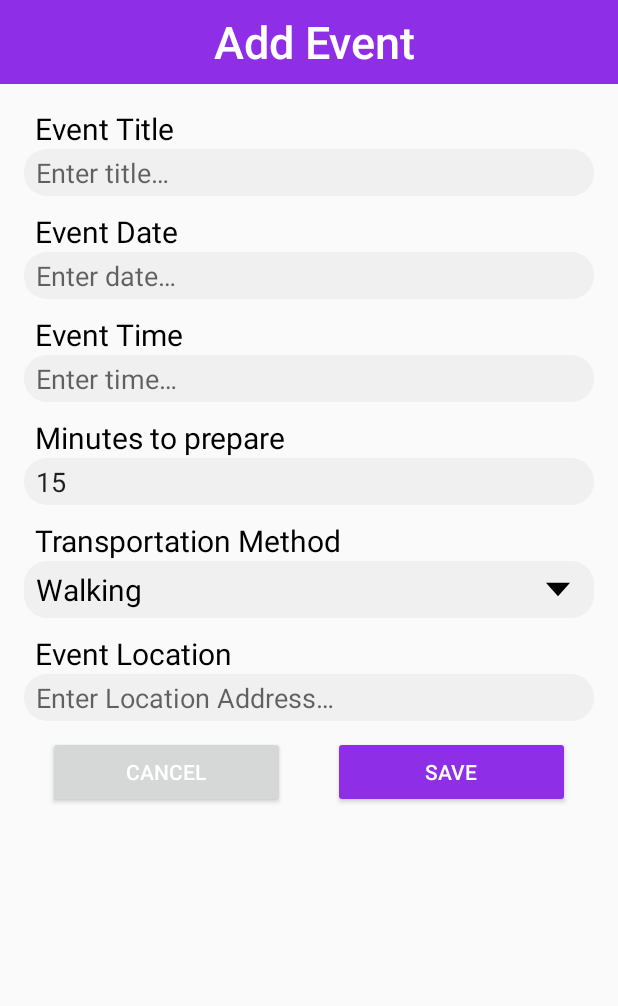
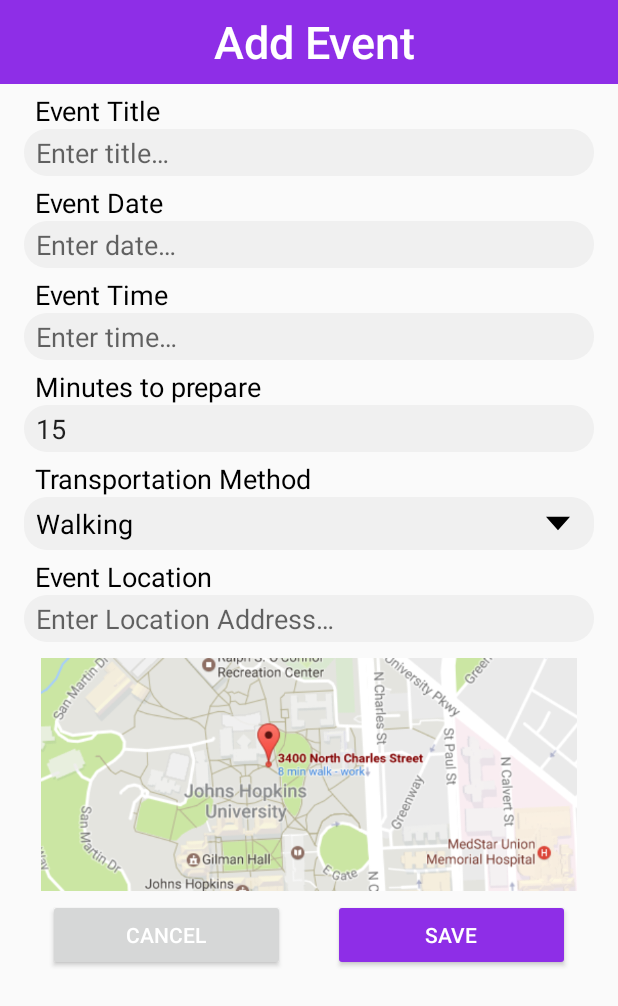
Before and after one commit to jkaryo1/GoTime, an Android app: the EventActivity screen opened directly, with no data from a screen before it, on a phone screen of 412 x 824 dp. Shown: the top 1006 px of the screen. Run offline under Robolectric (Android 15) with nearby library versions, the phone set to English and light mode, and no system bars.

Commit message:
Added image view and fixed styling

```diff
--- a/ReminderApp/app/src/main/res/layout/activity_event.xml
+++ b/ReminderApp/app/src/main/res/layout/activity_event.xml
@@ -11,7 +11,12 @@
     <LinearLayout
         android:layout_width="match_parent"
         android:layout_height="match_parent"
-        android:padding="@dimen/activity_horizontal_margin"
+        android:paddingLeft="@dimen/activity_horizontal_margin"
+        android:paddingStart="@dimen/activity_horizontal_margin"
+        android:paddingRight="@dimen/activity_horizontal_margin"
+        android:paddingEnd="@dimen/activity_horizontal_margin"
+        android:paddingBottom="@dimen/activity_horizontal_margin"
+        android:paddingTop="5dp"
         android:orientation="vertical">
 
         <TextView
@@ -73,7 +78,7 @@
             android:layout_height="wrap_content"
             android:paddingTop="5dp"
             android:paddingBottom="5dp"
-            android:layout_marginBottom="10dp"
+            android:layout_marginBottom="5dp"
             android:paddingRight="@dimen/activity_horizontal_margin"
             android:background="@drawable/edit_text_field">
             <Spinner
@@ -102,7 +107,12 @@
             style="@style/EditTextRounded"
             android:hint="@string/locHint" />
 
-
+        <ImageView
+            android:layout_width="match_parent"
+            android:layout_height="155dp"
+            android:layout_marginTop="5dp"
+            android:layout_marginBottom="5dp"
+            android:src="@drawable/hopkins_map"/>
 
         <LinearLayout
             android:orientation="horizontal"
@@ -124,8 +134,9 @@
                 android:text="@string/saveButton"
                 android:layout_width="match_parent"
                 android:layout_height="wrap_content"/>
+        </LinearLayout>
 
-        </LinearLayout>
+
 
     </LinearLayout>
 
--- a/ReminderApp/app/src/main/res/values/styles.xml
+++ b/ReminderApp/app/src/main/res/values/styles.xml
@@ -29,7 +29,7 @@
 
     <style name="EditTextRounded">
         <item name="android:background">@drawable/edit_text_field</item>
-        <item name="android:layout_marginBottom">10dp</item>
+        <item name="android:layout_marginBottom">5dp</item>
         <item name="android:paddingBottom">3dp</item>
         <item name="android:paddingTop">3dp</item>
         <item name="android:paddingLeft">8dp</item>
@@ -40,7 +40,7 @@
 
     <style name="TextViewStyle">
         <item name="android:paddingLeft">7dp</item>
-        <item name="android:textSize">20sp</item>
+        <item name="android:textSize">18sp</item>
         <item name="android:textColor">@color/colorPrimaryDark</item>
     </style>
 
```
Also changed, not shown: ReminderApp/app/src/main/res/drawable/hopkins_map.PNG (added), ReminderApp/app/src/main/res/mipmap-hdpi/hopkins_map.PNG (added).
